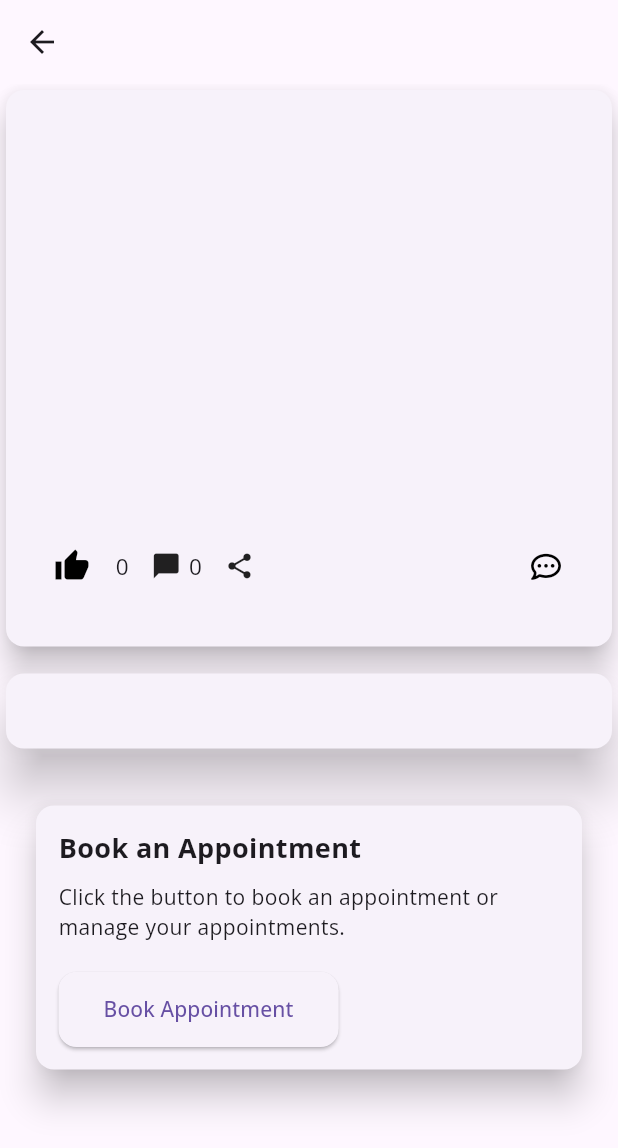
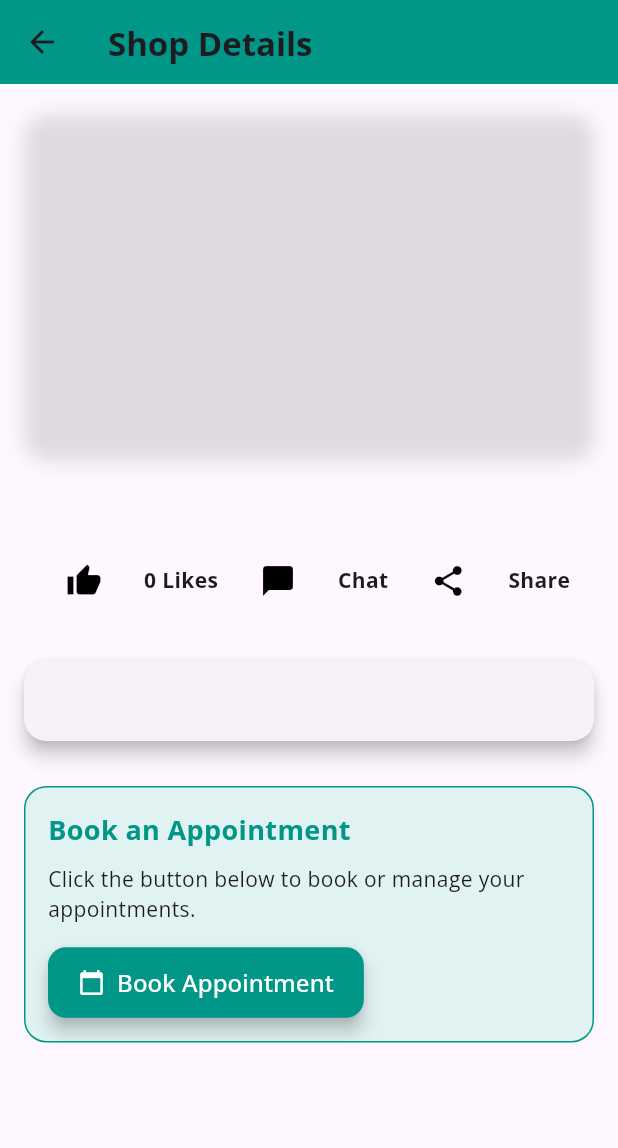
Before and after one commit to AbdallahKhayat/Hajzi_Flutter, a Flutter app: the BlogAfterClick screen opened directly with empty values, on a phone screen of 412 x 824 dp. Shown: the top 1148 px of the screen. Run offline on Flutter 3.47's test engine with Material 3 defaults, Android fonts, the phone set to English and light mode, and no system bars; drawn by our look-alikes of carousel_slider; our stand-ins replace camera, dio, file_picker, firebase_auth, firebase_core, firebase_messaging and 11 more; missing offline and left inert: flutter_facebook_auth, flutter_stripe; accounts and stored records are empty; generated files the repository leaves out were written again; network calls fail.

```diff
--- a/lib/Blog/BlogAfterClick.dart
+++ b/lib/Blog/BlogAfterClick.dart
@@ -31,6 +31,7 @@ class _BlogAfterClickState extends State<BlogAfterClick> {
   String? userEmail; // Current user's email from secure storage
   String blogOwnerEmail = ''; // Blog owner's email from fetchBlogDetails
   final storage = FlutterSecureStorage();
+
   @override
   void initState() {
     super.initState();
@@ -86,7 +87,8 @@ class _BlogAfterClickState extends State<BlogAfterClick> {
   // Fetch the blog details (like blogOwnerEmail)
   Future<void> fetchBlogDetails() async {
     try {
-      final response = await widget.networkHandler.get("/blogpost/getBlogDetails/${widget.addBlogModel.id}");
+      final response = await widget.networkHandler.get(
+          "/blogpost/getBlogDetails/${widget.addBlogModel.id}");
       if (response != null && response['authorName'] != null) {
         setState(() {
           blogOwnerEmail = response['authorName'];
@@ -108,7 +110,8 @@ class _BlogAfterClickState extends State<BlogAfterClick> {
       "like": likeCount,
     };
 
-    final response = await widget.networkHandler.patch("/blogPost/updateLikes/${widget.addBlogModel.id}", data);
+    final response = await widget.networkHandler.patch(
+        "/blogPost/updateLikes/${widget.addBlogModel.id}", data);
     print("Response status: ${response.statusCode}");
     print("Response body: ${response.body}");
   }
@@ -119,7 +122,8 @@ class _BlogAfterClickState extends State<BlogAfterClick> {
       Navigator.push(
         context,
         MaterialPageRoute(
-          builder: (context) => CustomerAppointmentPage(
+          builder: (context) =>
+              CustomerAppointmentPage(
                 networkHandler: widget.networkHandler,
                 blogId: widget.addBlogModel.id!,
               ),
@@ -130,7 +134,8 @@ class _BlogAfterClickState extends State<BlogAfterClick> {
       Navigator.push(
         context,
         MaterialPageRoute(
-          builder: (context) => UserAppointmentPage(
+          builder: (context) =>
+              UserAppointmentPage(
                 networkHandler: widget.networkHandler,
                 blogId: widget.addBlogModel.id!,
                 userName: userEmail!,
@@ -145,36 +150,36 @@ class _BlogAfterClickState extends State<BlogAfterClick> {
   Widget build(BuildContext context) {
     return Scaffold(
       appBar: AppBar(
-        leading: IconButton(
-          icon: const Icon(Icons.arrow_back),
-          onPressed: () {
-            Navigator.pop(context);
-          },
+        backgroundColor: Colors.teal,
+        title: const Text(
+          "Shop Details",
+          style: TextStyle(fontWeight: FontWeight.bold),
         ),
       ),
       body: ListView(
+        padding: const EdgeInsets.all(16.0),
         children: [
-          // Image slideshow
+          // Image carousel with shadow and rounded corners
           Container(
-            height: 379,
-            width: MediaQuery.of(context).size.width,
-            child: Card(
-              elevation: 8,
-              child: Column(
-                children: [
-                  Container(
-                    height: 230,
-                    width: MediaQuery.of(context).size.width,
+            decoration: BoxDecoration(
+              boxShadow: [
+                BoxShadow(
+                  color: Colors.black12,
+                  blurRadius: 10,
+                  offset: Offset(0, 5),
+                ),
+              ],
+              borderRadius: BorderRadius.circular(15),
+            ),
+            child: ClipRRect(
+              borderRadius: BorderRadius.circular(15),
               child: CarouselSlider(
                 items: widget.networkHandler
                     .getImages(widget.addBlogModel.coverImages ?? [])
                     .map((image) {
                   return Container(
                     decoration: BoxDecoration(
-                            image: DecorationImage(
-                              image: image,
-                              fit: BoxFit.fill,
-                            ),
+                      image: DecorationImage(image: image, fit: BoxFit.cover),
                     ),
                   );
                 }).toList(),
@@ -187,19 +192,20 @@ class _BlogAfterClickState extends State<BlogAfterClick> {
                 ),
               ),
             ),
-                  Padding(
-                    padding: const EdgeInsets.symmetric(horizontal: 20.0, vertical: 10),
-                    child: Text(
+          ),
+          const SizedBox(height: 20),
+
+          // Blog title
+          Text(
             widget.addBlogModel.title!,
-                      style: const TextStyle(
-                        fontSize: 16,
-                        fontWeight: FontWeight.bold,
+            style: const TextStyle(fontSize: 22, fontWeight: FontWeight.bold),
+            textAlign: TextAlign.center,
           ),
-                    ),
-                  ),
-                  Padding(
-                    padding: const EdgeInsets.symmetric(horizontal: 20.0, vertical: 20),
-                    child: Row(
+          const SizedBox(height: 10),
+
+          // Like, comment, share, and chat icons
+          Row(
+            mainAxisAlignment: MainAxisAlignment.spaceEvenly,
             children: [
               IconButton(
                 icon: Icon(
@@ -208,62 +214,66 @@ class _BlogAfterClickState extends State<BlogAfterClick> {
                 ),
                 onPressed: _handleLike,
               ),
-                        const SizedBox(width: 5),
               Text(
-                          likeCount.toString(),
-                          style: const TextStyle(fontSize: 15),
+                "$likeCount Likes",
+                style: const TextStyle(
+                    fontSize: 14, fontWeight: FontWeight.bold),
               ),
-                        const SizedBox(width: 15),
-                        const Icon(Icons.chat_bubble, size: 20),
-                        const SizedBox(width: 5),
-                        Text(
-                          widget.addBlogModel.comment.toString(),
-                          style: const TextStyle(fontSize: 15),
-                        ),
-                        const SizedBox(width: 15),
-                        const Icon(Icons.share, size: 20),
-                        Spacer(flex: 1),
               IconButton(
-                          icon: const FaIcon(FontAwesomeIcons.commentDots, size: 20, color: Colors.black),
+                icon: const Icon(Icons.chat_bubble, color: Colors.black),
                 onPressed: () {
                   Navigator.push(
                     context,
                     MaterialPageRoute(
-                                builder: (context) => BlogsChatPage(blogId: widget.addBlogModel.id!),
+                      builder: (context) =>
+                          BlogsChatPage(blogId: widget.addBlogModel.id!),
                     ),
                   );
                 },
               ),
-                      ],
+              const Text(
+                "Chat",
+                style: TextStyle(fontSize: 14, fontWeight: FontWeight.bold),
               ),
+              IconButton(
+                icon: const Icon(Icons.share, color: Colors.black),
+                onPressed: () {
+                  // Add share functionality here
+                },
+              ),
+              const Text(
+                "Share",
+                style: TextStyle(fontSize: 14, fontWeight: FontWeight.bold),
               ),
             ],
           ),
-            ),
-          ),
+          const SizedBox(height: 20),
 
-          // Blog Body Section
-          const SizedBox(height: 10),
-          Container(
-            width: MediaQuery.of(context).size.width,
-            child: Card(
-              elevation: 15,
+          // Blog description
+          Card(
+            elevation: 5,
+            margin: const EdgeInsets.symmetric(vertical: 10),
+            shape: RoundedRectangleBorder(
+                borderRadius: BorderRadius.circular(15)),
             child: Padding(
-                padding: const EdgeInsets.symmetric(horizontal: 10.0, vertical: 15),
-                child: Text(widget.addBlogModel.body!),
+              padding: const EdgeInsets.all(15),
+              child: Text(
+                widget.addBlogModel.body!,
+                style: const TextStyle(fontSize: 16),
+                textAlign: TextAlign.justify,
               ),
             ),
           ),
+          const SizedBox(height: 20),
 
-          // Book Appointment Button
-          const SizedBox(height: 20),
+          // Book Appointment Section
           Container(
-            width: MediaQuery.of(context).size.width,
-            padding: const EdgeInsets.symmetric(horizontal: 20.0, vertical: 10),
-            child: Card(
-              elevation: 10,
-              child: Padding(
-                padding: const EdgeInsets.all(15.0),
+            decoration: BoxDecoration(
+              color: Colors.teal.shade50,
+              borderRadius: BorderRadius.circular(15),
+              border: Border.all(color: Colors.teal, width: 1),
+            ),
+            padding: const EdgeInsets.all(15),
             child: Column(
               crossAxisAlignment: CrossAxisAlignment.start,
               children: [
@@ -272,27 +282,33 @@ class _BlogAfterClickState extends State<BlogAfterClick> {
                   style: TextStyle(
                     fontSize: 18,
                     fontWeight: FontWeight.bold,
+                    color: Colors.teal,
                   ),
                 ),
                 const SizedBox(height: 10),
                 const Text(
-                      "Click the button to book an appointment or manage your appointments.",
+                  "Click the button below to book or manage your appointments.",
                   style: TextStyle(fontSize: 14),
                 ),
-                    const SizedBox(height: 20),
-                    ElevatedButton(
+                const SizedBox(height: 15),
+                ElevatedButton.icon(
                   onPressed: _navigateToAppointmentPage,
                   style: ElevatedButton.styleFrom(
-                        padding: const EdgeInsets.symmetric(horizontal: 30, vertical: 15),
+                    backgroundColor: Colors.teal,
+                    padding: const EdgeInsets.symmetric(
+                        vertical: 12, horizontal: 20),
                     shape: RoundedRectangleBorder(
                       borderRadius: BorderRadius.circular(12),
                     ),
+                    elevation: 5,
                   ),
-                      child: const Text("Book Appointment"),
+                  icon: const Icon(Icons.calendar_today, color: Colors.white),
+                  label: const Text(
+                    "Book Appointment",
+                    style: TextStyle(color: Colors.white, fontSize: 16),
+                  ),
                 ),
               ],
-                ),
-              ),
             ),
           ),
         ],
--- a/lib/Requests/RequestsScreen.dart
+++ b/lib/Requests/RequestsScreen.dart
@@ -98,14 +98,14 @@ class _RequestsScreenState extends State<RequestsScreen> {
       // Send notification to the customer
       await sendNotification(
         email: customerEmail!,
-        title: "Blog Status Updated",
-        body: "Your blog with title: ${blog.title} has been $status by the admin.",
+        title: "Shop Status Updated",
+        body: "Your Shop with title: ${blog.title} has been $status by the admin.",
       );
 
 
       ScaffoldMessenger.of(context).showSnackBar(
         SnackBar(
-          content: Text("Blog status updated to $status"),
+          content: Text("Shop status updated to $status"),
           backgroundColor: status == "approved" ? Colors.green : Colors.red,
         ),
       );
@@ -116,7 +116,7 @@ class _RequestsScreenState extends State<RequestsScreen> {
     } else {
       ScaffoldMessenger.of(context).showSnackBar(
         const SnackBar(
-          content: Text("Failed to update blog status"),
+          content: Text("Failed to update shop status"),
           backgroundColor: Colors.red,
         ),
       );
```
Also changed, not shown: lib/Blog/addBlog.dart (+61 -1 lines). Lines whose indentation alone changed are shown as unchanged.
